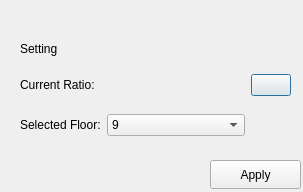
Before: the Qt Designer form final/mapsettings.ui in FinalMission/raspberry-pi-qt, drawn with Qt 5.
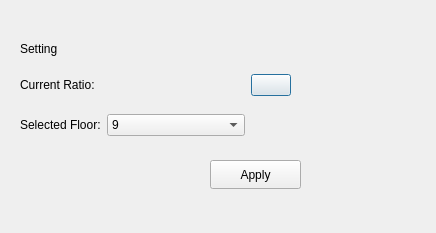
After: the same form once the commit is applied. Icons and pictures are not drawn.

The edit to the form file:
```diff
--- a/final/mapsettings.ui
+++ b/final/mapsettings.ui
@@ -6,8 +6,8 @@
    <rect>
     <x>0</x>
     <y>0</y>
-    <width>303</width>
-    <height>192</height>
+    <width>436</width>
+    <height>233</height>
    </rect>
   </property>
   <property name="windowTitle">
```
Left out of the diff: 66 changed lines with no effect on the pictures.
